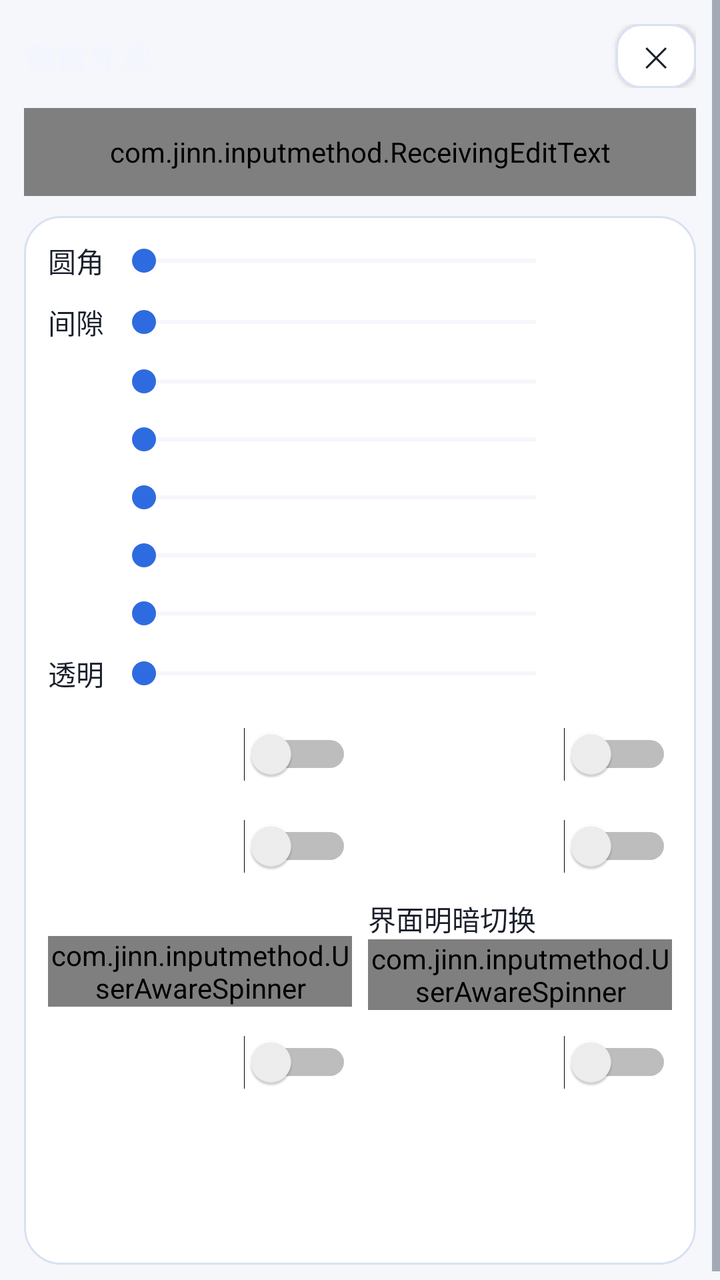
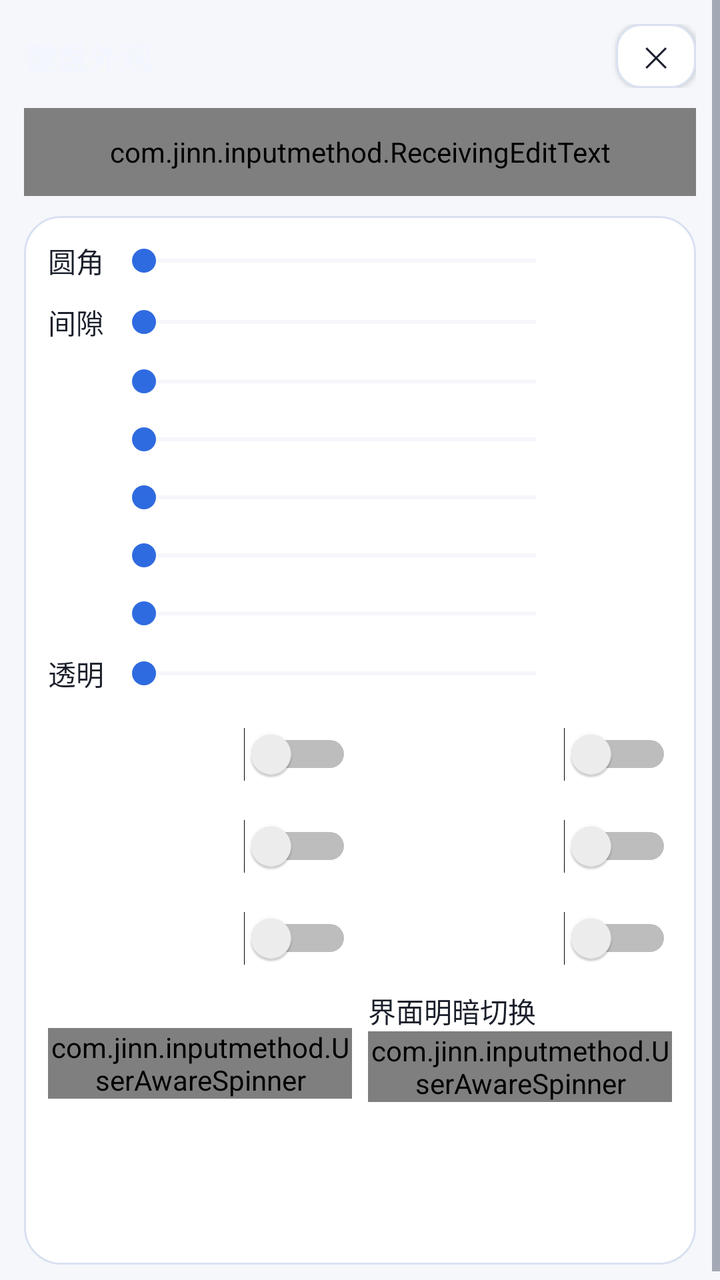

Before-and-after screenshots of an Android layout around one commit, followed by the original layout XML and the change that was made.
<!-- AndroidManifest.xml: application theme AppTheme -->
<!-- res/layout/activity_key_appearance.xml -->
<?xml version="1.0" encoding="utf-8"?>
<ScrollView xmlns:android="http://schemas.android.com/apk/res/android"
    android:layout_width="match_parent"
    android:layout_height="match_parent"
    android:fitsSystemWindows="true"
    android:overScrollMode="never">

    <LinearLayout
        android:layout_width="match_parent"
        android:layout_height="wrap_content"
        android:orientation="vertical"
        android:padding="12dp">

        <LinearLayout
            android:layout_width="match_parent"
            android:layout_height="wrap_content"
            android:gravity="center_vertical"
            android:orientation="horizontal">

            <TextView
                android:id="@+id/text_key_appearance_title"
                android:layout_width="0dp"
                android:layout_height="wrap_content"
                android:layout_weight="1"
                android:text="@string/key_appearance_title"
                android:textColor="@color/key_appearance_fg"
                android:textSize="16sp"
                android:textStyle="bold" />

            <Button
                style="@style/SettingsButton"
                android:id="@+id/btn_key_appearance_close"
                android:layout_width="40dp"
                android:layout_height="32dp"
                android:minWidth="0dp"
                android:paddingStart="0dp"
                android:paddingEnd="0dp"
                android:text="@string/symbol_order_close"
                android:textSize="14sp" />
        </LinearLayout>

        
        <com.jinn.inputmethod.ReceivingEditText
            android:layout_width="match_parent"
            android:layout_height="44dp"
            android:layout_marginTop="10dp"
            android:layout_marginBottom="10dp"
            android:background="@drawable/field_aurora"
            android:hint="@string/settings_ime_test_hint"
            android:importantForAutofill="no"
            android:imeOptions="actionDone"
            android:inputType="text"
            android:maxLines="1"
            android:paddingStart="12dp"
            android:paddingEnd="12dp"
            android:textColor="@color/text_primary"
            android:textColorHint="@color/text_secondary"
            android:textSize="14sp" />

        <LinearLayout
            android:layout_width="match_parent"
            android:layout_height="wrap_content"
            android:background="@drawable/card_aurora"
            android:orientation="vertical"
            android:padding="12dp">

            
            <LinearLayout
                android:layout_width="match_parent"
                android:layout_height="wrap_content"
                android:gravity="center_vertical"
                android:orientation="horizontal">

                <TextView
                    android:id="@+id/label_key_corner"
                    android:layout_width="wrap_content"
                    android:layout_height="wrap_content"
                    android:minWidth="32dp"
                    android:text="@string/key_corner_title"
                    android:textColor="@color/text_primary"
                    android:textSize="14sp" />

                <SeekBar
                    android:id="@+id/seek_key_corner"
                    android:layout_width="0dp"
                    android:layout_height="wrap_content"
                    android:layout_marginStart="0dp"
                    android:layout_weight="1"
                    android:progressBackgroundTint="@color/card_stroke"
                    android:progressTint="@color/accent"
                    android:thumbTint="@color/accent" />

                <TextView
                    android:id="@+id/text_key_corner"
                    android:layout_width="wrap_content"
                    android:layout_height="wrap_content"
                    android:gravity="end"
                    android:minWidth="52dp"
                    android:textColor="@color/accent"
                    android:textSize="13sp" />
            </LinearLayout>

            
            <LinearLayout
                android:layout_width="match_parent"
                android:layout_height="wrap_content"
                android:layout_marginTop="10dp"
                android:gravity="center_vertical"
                android:orientation="horizontal">

                <TextView
                    android:id="@+id/label_key_gap"
                    android:layout_width="wrap_content"
                    android:layout_height="wrap_content"
                    android:minWidth="32dp"
                    android:text="@string/key_gap_title"
                    android:textColor="@color/text_primary"
                    android:textSize="14sp" />

                <SeekBar
                    android:id="@+id/seek_key_gap"
                    android:layout_width="0dp"
                    android:layout_height="wrap_content"
                    android:layout_marginStart="0dp"
                    android:layout_weight="1"
                    android:progressBackgroundTint="@color/card_stroke"
                    android:progressTint="@color/accent"
                    android:thumbTint="@color/accent" />

                <TextView
                    android:id="@+id/text_key_gap"
                    android:layout_width="wrap_content"
                    android:layout_height="wrap_content"
                    android:gravity="end"
                    android:minWidth="52dp"
                    android:textColor="@color/accent"
                    android:textSize="13sp" />
            </LinearLayout>

            
            <LinearLayout
                android:layout_width="match_parent"
                android:layout_height="wrap_content"
                android:layout_marginTop="10dp"
                android:gravity="center_vertical"
                android:orientation="horizontal">

                <TextView
                    android:id="@+id/label_key_height"
                    android:layout_width="wrap_content"
                    android:layout_height="wrap_content"
                    android:minWidth="32dp"
                    android:textColor="@color/text_primary"
                    android:textSize="14sp" />

                <SeekBar
                    android:id="@+id/seek_key_height"
                    android:layout_width="0dp"
                    android:layout_height="wrap_content"
                    android:layout_marginStart="0dp"
                    android:layout_weight="1"
                    android:progressBackgroundTint="@color/card_stroke"
                    android:progressTint="@color/accent"
                    android:thumbTint="@color/accent" />

                <TextView
                    android:id="@+id/text_key_height"
                    android:layout_width="wrap_content"
                    android:layout_height="wrap_content"
                    android:gravity="end"
                    android:minWidth="52dp"
                    android:textColor="@color/accent"
                    android:textSize="13sp" />
            </LinearLayout>

            
            <LinearLayout
                android:layout_width="match_parent"
                android:layout_height="wrap_content"
                android:layout_marginTop="10dp"
                android:gravity="center_vertical"
                android:orientation="horizontal">

                <TextView
                    android:id="@+id/label_candidate_spacing"
                    android:layout_width="wrap_content"
                    android:layout_height="wrap_content"
                    android:minWidth="32dp"
                    android:textColor="@color/text_primary"
                    android:textSize="14sp" />

                <SeekBar
                    android:id="@+id/seek_candidate_spacing"
                    android:layout_width="0dp"
                    android:layout_height="wrap_content"
                    android:layout_marginStart="0dp"
                    android:layout_weight="1"
                    android:progressBackgroundTint="@color/card_stroke"
                    android:progressTint="@color/accent"
                    android:thumbTint="@color/accent" />

                <TextView
                    android:id="@+id/text_candidate_spacing"
                    android:layout_width="wrap_content"
                    android:layout_height="wrap_content"
                    android:gravity="end"
                    android:minWidth="52dp"
                    android:textColor="@color/accent"
                    android:textSize="13sp" />
            </LinearLayout>

            
            <LinearLayout
                android:layout_width="match_parent"
                android:layout_height="wrap_content"
                android:layout_marginTop="10dp"
                android:gravity="center_vertical"
                android:orientation="horizontal">

                <TextView
                    android:id="@+id/label_candidate_text_size"
                    android:layout_width="wrap_content"
                    android:layout_height="wrap_content"
                    android:minWidth="32dp"
                    android:textColor="@color/text_primary"
                    android:textSize="14sp" />

                <SeekBar
                    android:id="@+id/seek_candidate_text_size"
                    android:layout_width="0dp"
                    android:layout_height="wrap_content"
                    android:layout_marginStart="0dp"
                    android:layout_weight="1"
                    android:progressBackgroundTint="@color/card_stroke"
                    android:progressTint="@color/accent"
                    android:thumbTint="@color/accent" />

                <TextView
                    android:id="@+id/text_candidate_text_size"
                    android:layout_width="wrap_content"
                    android:layout_height="wrap_content"
                    android:gravity="end"
                    android:minWidth="52dp"
                    android:textColor="@color/accent"
                    android:textSize="13sp" />
            </LinearLayout>

            
            <LinearLayout
                android:layout_width="match_parent"
                android:layout_height="wrap_content"
                android:layout_marginTop="10dp"
                android:gravity="center_vertical"
                android:orientation="horizontal">

                <TextView
                    android:id="@+id/label_pinyin_text_size"
                    android:layout_width="wrap_content"
                    android:layout_height="wrap_content"
                    android:minWidth="32dp"
                    android:textColor="@color/text_primary"
                    android:textSize="14sp" />

                <SeekBar
                    android:id="@+id/seek_pinyin_text_size"
                    android:layout_width="0dp"
                    android:layout_height="wrap_content"
                    android:layout_marginStart="0dp"
                    android:layout_weight="1"
                    android:progressBackgroundTint="@color/card_stroke"
                    android:progressTint="@color/accent"
                    android:thumbTint="@color/accent" />

                <TextView
                    android:id="@+id/text_pinyin_text_size"
                    android:layout_width="wrap_content"
                    android:layout_height="wrap_content"
                    android:gravity="end"
                    android:minWidth="52dp"
                    android:textColor="@color/accent"
                    android:textSize="13sp" />
            </LinearLayout>

            
            <LinearLayout
                android:layout_width="match_parent"
                android:layout_height="wrap_content"
                android:layout_marginTop="10dp"
                android:gravity="center_vertical"
                android:orientation="horizontal">

                <TextView
                    android:id="@+id/label_pinyin_line_gap"
                    android:layout_width="wrap_content"
                    android:layout_height="wrap_content"
                    android:minWidth="32dp"
                    android:textColor="@color/text_primary"
                    android:textSize="14sp" />

                <SeekBar
                    android:id="@+id/seek_pinyin_line_gap"
                    android:layout_width="0dp"
                    android:layout_height="wrap_content"
                    android:layout_marginStart="0dp"
                    android:layout_weight="1"
                    android:progressBackgroundTint="@color/card_stroke"
                    android:progressTint="@color/accent"
                    android:thumbTint="@color/accent" />

                <TextView
                    android:id="@+id/text_pinyin_line_gap"
                    android:layout_width="wrap_content"
                    android:layout_height="wrap_content"
                    android:gravity="end"
                    android:minWidth="52dp"
                    android:textColor="@color/accent"
                    android:textSize="13sp" />
            </LinearLayout>

            
            <LinearLayout
                android:layout_width="match_parent"
                android:layout_height="wrap_content"
                android:layout_marginTop="10dp"
                android:gravity="center_vertical"
                android:orientation="horizontal">

                <TextView
                    android:id="@+id/label_key_transparency"
                    android:layout_width="wrap_content"
                    android:layout_height="wrap_content"
                    android:minWidth="32dp"
                    android:text="@string/key_transparency_title"
                    android:textColor="@color/text_primary"
                    android:textSize="14sp" />

                <SeekBar
                    android:id="@+id/seek_key_transparency"
                    android:layout_width="0dp"
                    android:layout_height="wrap_content"
                    android:layout_marginStart="0dp"
                    android:layout_weight="1"
                    android:progressBackgroundTint="@color/card_stroke"
                    android:progressTint="@color/accent"
                    android:thumbTint="@color/accent" />

                <TextView
                    android:id="@+id/text_key_transparency"
                    android:layout_width="wrap_content"
                    android:layout_height="wrap_content"
                    android:gravity="end"
                    android:minWidth="52dp"
                    android:textColor="@color/accent"
                    android:textSize="13sp" />
            </LinearLayout>

            
            <LinearLayout
                android:layout_width="match_parent"
                android:layout_height="wrap_content"
                android:layout_marginTop="10dp"
                android:baselineAligned="false"
                android:orientation="horizontal">

                <Switch
                    android:id="@+id/switch_letter_uppercase"
                    android:layout_width="0dp"
                    android:layout_height="wrap_content"
                    android:layout_weight="1"
                    android:minHeight="40dp"
                    android:textColor="@color/text_primary"
                    android:textSize="14sp" />

                <Switch
                    android:id="@+id/switch_key_hint"
                    android:layout_width="0dp"
                    android:layout_height="wrap_content"
                    android:layout_marginStart="8dp"
                    android:layout_weight="1"
                    android:minHeight="40dp"
                    android:textColor="@color/text_primary"
                    android:textSize="14sp" />
            </LinearLayout>

            <LinearLayout
                android:layout_width="match_parent"
                android:layout_height="wrap_content"
                android:layout_marginTop="6dp"
                android:baselineAligned="false"
                android:orientation="horizontal">

                <Switch
                    android:id="@+id/switch_pinyin_quanpin"
                    android:layout_width="0dp"
                    android:layout_height="wrap_content"
                    android:layout_weight="1"
                    android:minHeight="40dp"
                    android:textColor="@color/text_primary"
                    android:textSize="14sp" />

                <Switch
                    android:id="@+id/switch_candidate_paging"
                    android:layout_width="0dp"
                    android:layout_height="wrap_content"
                    android:layout_marginStart="8dp"
                    android:layout_weight="1"
                    android:minHeight="40dp"
                    android:textColor="@color/text_primary"
                    android:textSize="14sp" />
            </LinearLayout>

            <LinearLayout
                android:layout_width="match_parent"
                android:layout_height="wrap_content"
                android:layout_marginTop="6dp"
                android:baselineAligned="false"
                android:orientation="horizontal">

                <LinearLayout
                    android:layout_width="0dp"
                    android:layout_height="wrap_content"
                    android:layout_weight="1"
                    android:orientation="vertical">

                    <TextView
                        android:id="@+id/label_candidate_rows"
                        android:layout_width="match_parent"
                        android:layout_height="wrap_content"
                        android:textColor="@color/text_primary"
                        android:textSize="14sp" />

                    <com.jinn.inputmethod.UserAwareSpinner
                        android:id="@+id/spinner_candidate_rows"
                        android:layout_width="match_parent"
                        android:layout_height="wrap_content"
                        android:spinnerMode="dropdown" />
                </LinearLayout>

                <LinearLayout
                    android:layout_width="0dp"
                    android:layout_height="wrap_content"
                    android:layout_marginStart="8dp"
                    android:layout_weight="1"
                    android:orientation="vertical">

                    <TextView
                        android:id="@+id/label_theme_mode"
                        android:layout_width="match_parent"
                        android:layout_height="wrap_content"
                        android:text="@string/theme_card_title"
                        android:textColor="@color/text_primary"
                        android:textSize="14sp" />

                    <com.jinn.inputmethod.UserAwareSpinner
                        android:id="@+id/spinner_theme"
                        android:layout_width="match_parent"
                        android:layout_height="wrap_content"
                        android:spinnerMode="dropdown" />
                </LinearLayout>
            </LinearLayout>

            
            <LinearLayout
                android:layout_width="match_parent"
                android:layout_height="wrap_content"
                android:layout_marginTop="6dp"
                android:baselineAligned="false"
                android:orientation="horizontal">

                <Switch
                    android:id="@+id/switch_caps_oneshot"
                    android:layout_width="0dp"
                    android:layout_height="wrap_content"
                    android:layout_weight="1"
                    android:minHeight="40dp"
                    android:textColor="@color/text_primary"
                    android:textSize="14sp" />

                <Switch
                    android:id="@+id/switch_longpress_lower_uppercase"
                    android:layout_width="0dp"
                    android:layout_height="wrap_content"
                    android:layout_marginStart="8dp"
                    android:layout_weight="1"
                    android:minHeight="40dp"
                    android:textColor="@color/text_primary"
                    android:textSize="14sp" />
            </LinearLayout>

            <LinearLayout
                android:id="@+id/row_theme_schedule"
                android:layout_width="match_parent"
                android:layout_height="wrap_content"
                android:layout_marginTop="6dp"
                android:orientation="horizontal"
                android:visibility="gone">

                <Button
                    style="@style/SettingsButton"
                    android:id="@+id/btn_theme_light_at"
                    android:layout_width="0dp"
                    android:layout_height="wrap_content"
                    android:layout_weight="1"
                    android:minWidth="0dp" />

                <Button
                    style="@style/SettingsButton"
                    android:id="@+id/btn_theme_dark_at"
                    android:layout_width="0dp"
                    android:layout_height="wrap_content"
                    android:layout_marginStart="8dp"
                    android:layout_weight="1"
                    android:minWidth="0dp" />
            </LinearLayout>
            
            
            <LinearLayout
                android:layout_width="match_parent"
                android:layout_height="wrap_content"
                android:layout_marginTop="12dp"
                android:gravity="center_vertical"
                android:orientation="horizontal">

                <TextView
                    android:id="@+id/text_skin_light_title"
                    android:layout_width="wrap_content"
                    android:layout_height="wrap_content"
                    android:textColor="@color/text_primary"
                    android:textSize="13sp"
                    android:textStyle="bold" />

                <TextView
                    android:id="@+id/text_skin_light_desc"
                    android:layout_width="0dp"
                    android:layout_height="wrap_content"
                    android:layout_marginStart="8dp"
                    android:layout_weight="1"
                    android:paddingStart="4dp"
                    android:paddingEnd="4dp"
                    android:textColor="@color/text_primary"
                    android:textSize="12sp" />
            </LinearLayout>

            <LinearLayout
                android:id="@+id/skin_row_light"
                android:layout_width="match_parent"
                android:layout_height="wrap_content"
                android:layout_marginTop="6dp"
                android:orientation="vertical" />

            <LinearLayout
                android:layout_width="match_parent"
                android:layout_height="wrap_content"
                android:layout_marginTop="10dp"
                android:gravity="center_vertical"
                android:orientation="horizontal">

                <TextView
                    android:id="@+id/text_skin_dark_title"
                    android:layout_width="wrap_content"
                    android:layout_height="wrap_content"
                    android:textColor="@color/text_primary"
                    android:textSize="13sp"
                    android:textStyle="bold" />

                <TextView
                    android:id="@+id/text_skin_dark_desc"
                    android:layout_width="0dp"
                    android:layout_height="wrap_content"
                    android:layout_marginStart="8dp"
                    android:layout_weight="1"
                    android:paddingStart="4dp"
                    android:paddingEnd="4dp"
                    android:textColor="@color/text_primary"
                    android:textSize="12sp" />
            </LinearLayout>

            <LinearLayout
                android:id="@+id/skin_row_dark"
                android:layout_width="match_parent"
                android:layout_height="wrap_content"
                android:layout_marginTop="6dp"
                android:orientation="vertical" />

        </LinearLayout>
    </LinearLayout>
</ScrollView>
<!-- resources referenced by this layout -->
<resources>
  <color name="accent">#2F6BE0</color>
  <color name="card_stroke">#D9E1F2</color>
  <color name="key_appearance_fg">#F3F6FF</color>
  <color name="text_primary">#1A1F2B</color>
  <color name="text_secondary">#5A6474</color>
  <!-- drawable card_aurora (drawable) -->
  <?xml version="1.0" encoding="utf-8"?>
  <shape xmlns:android="http://schemas.android.com/apk/res/android"
      android:shape="rectangle">
      <solid android:color="@color/card_bg" />
      <corners android:radius="18dp" />
      <stroke
          android:width="1dp"
          android:color="@color/card_stroke" />
  </shape>
  <!-- drawable field_aurora (drawable) -->
  <?xml version="1.0" encoding="utf-8"?>
  <selector xmlns:android="http://schemas.android.com/apk/res/android">
      <item android:state_focused="true">
          <shape android:shape="rectangle">
              <solid android:color="@color/field_bg" />
              <corners android:radius="12dp" />
              <stroke
                  android:width="1.5dp"
                  android:color="@color/aurora_cyan" />
          </shape>
      </item>
      <item>
          <shape android:shape="rectangle">
              <solid android:color="@color/field_bg" />
              <corners android:radius="12dp" />
              <stroke
                  android:width="1dp"
                  android:color="@color/card_stroke" />
          </shape>
      </item>
  </selector>
  <string name="key_appearance_title">键盘外观</string>
  <string name="key_corner_title">圆角</string>
  <string name="key_gap_title">间隙</string>
  <string name="key_transparency_title">透明</string>
  <string name="settings_ime_test_hint">点这里唤起键盘</string>
  <string name="symbol_order_close">✕</string>
  <string name="theme_card_title">界面明暗切换</string>
  <style name="SettingsButton">
          <item name="android:layout_width">match_parent</item>
          <item name="android:layout_height">40dp</item>
          <item name="android:background">@drawable/btn_aurora_secondary</item>
          <item name="android:textColor">@color/text_primary</item>
          <item name="android:textSize">13sp</item>
          <item name="android:gravity">center</item>
      </style>
  <color name="card_bg">#FFFFFF</color>
  <color name="field_bg">#F1F4FC</color>
  <color name="aurora_cyan">#0A7A90</color>
  <!-- drawable btn_aurora_secondary (drawable) -->
  <?xml version="1.0" encoding="utf-8"?>
  <ripple xmlns:android="http://schemas.android.com/apk/res/android"
      android:color="@color/ripple_on_surface">
      <item>
          <shape android:shape="rectangle">
              <solid android:color="@color/btn_secondary_bg" />
              <corners android:radius="12dp" />
              <stroke
                  android:width="1dp"
                  android:color="@color/card_stroke" />
          </shape>
      </item>
  </ripple>
  <color name="app_bg">#F5F7FB</color>
  <color name="nav_bar">#1A1F2B</color>
  <style name="AppDialogTheme" parent="@android:style/Theme.Material.Light.Dialog.Alert">
          <item name="android:colorAccent">@color/accent</item>
          <item name="android:colorBackground">@color/app_bg</item>
          <item name="android:textColorPrimary">@color/text_primary</item>
          <item name="android:textColorSecondary">@color/text_secondary</item>
      </style>
  <color name="ripple_on_surface">#1A000000</color>
  <color name="btn_secondary_bg">#FFFFFF</color>
  <!-- unchanged entries left out for length: 1 -->
</resources>

<!-- the commit's change to res/layout/activity_key_appearance.xml (unified diff, before → after) -->
@@ -409,6 +409,34 @@
                     android:textSize="14sp" />
             </LinearLayout>
 
+            
+            <LinearLayout
+                android:layout_width="match_parent"
+                android:layout_height="wrap_content"
+                android:layout_marginTop="6dp"
+                android:baselineAligned="false"
+                android:orientation="horizontal">
+
+                <Switch
+                    android:id="@+id/switch_caps_oneshot"
+                    android:layout_width="0dp"
+                    android:layout_height="wrap_content"
+                    android:layout_weight="1"
+                    android:minHeight="40dp"
+                    android:textColor="@color/text_primary"
+                    android:textSize="14sp" />
+
+                <Switch
+                    android:id="@+id/switch_longpress_lower_uppercase"
+                    android:layout_width="0dp"
+                    android:layout_height="wrap_content"
+                    android:layout_marginStart="8dp"
+                    android:layout_weight="1"
+                    android:minHeight="40dp"
+                    android:textColor="@color/text_primary"
+                    android:textSize="14sp" />
+            </LinearLayout>
+
             <LinearLayout
                 android:layout_width="match_parent"
                 android:layout_height="wrap_content"
@@ -459,34 +487,6 @@
                 </LinearLayout>
             </LinearLayout>
 
-            
-            <LinearLayout
-                android:layout_width="match_parent"
-                android:layout_height="wrap_content"
-                android:layout_marginTop="6dp"
-                android:baselineAligned="false"
-                android:orientation="horizontal">
-
-                <Switch
-                    android:id="@+id/switch_caps_oneshot"
-                    android:layout_width="0dp"
-                    android:layout_height="wrap_content"
-                    android:layout_weight="1"
-                    android:minHeight="40dp"
-                    android:textColor="@color/text_primary"
-                    android:textSize="14sp" />
-
-                <Switch
-                    android:id="@+id/switch_longpress_lower_uppercase"
-                    android:layout_width="0dp"
-                    android:layout_height="wrap_content"
-                    android:layout_marginStart="8dp"
-                    android:layout_weight="1"
-                    android:minHeight="40dp"
-                    android:textColor="@color/text_primary"
-                    android:textSize="14sp" />
-            </LinearLayout>
-
             <LinearLayout
                 android:id="@+id/row_theme_schedule"
                 android:layout_width="match_parent"
